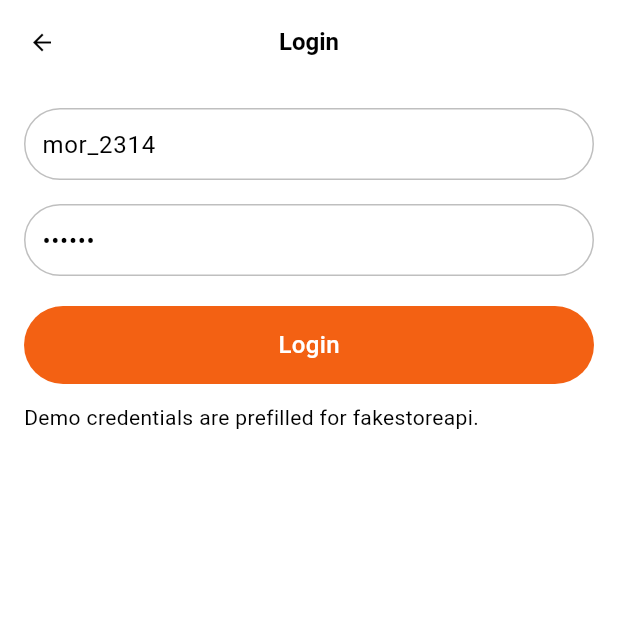
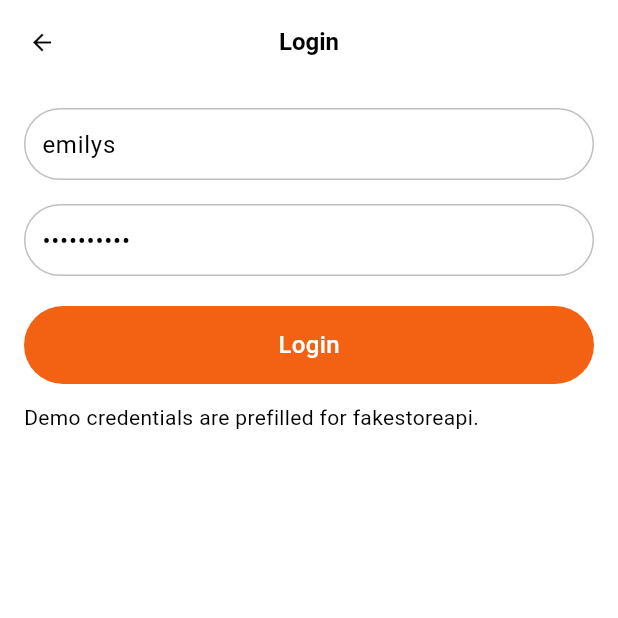
Before and after one commit to Mangoo0110/tag_app, a Flutter app: the LoginView screen opened directly, on a phone screen of 412 x 824 dp, the top half of it. Run offline on Flutter 3.47's test engine with Material 3 defaults, Android fonts, the phone set to English and light mode, and no system bars; our stand-ins replace dart_mappable, flutter_animate, get_it, hive_ce; missing offline and left inert: app_pigeon; accounts and stored records are empty; generated files the repository leaves out were written again; network calls fail; Roboto replaces fonts that are missing (Public Sans).

Commit message:
fix: login user data

```diff
--- a/lib/src/di/repo_di.dart
+++ b/lib/src/di/repo_di.dart
@@ -9,7 +9,6 @@ import 'package:tag_app/src/feature/category/domain/usecases/get_category_by_id_
 import 'package:tag_app/src/feature/category/domain/usecases/search_categories_use_case.dart';
 import 'package:tag_app/src/feature/category/presentation/controllers/category_controller.dart';
 import 'package:tag_app/src/feature/product/data/datasources/product_remote_data_source.dart';
-import 'package:tag_app/src/feature/product/data/repositories/mock_product_repository.dart';
 import 'package:tag_app/src/feature/product/data/repositories/product_repository_impl.dart';
 import 'package:tag_app/src/feature/product/domain/repositories/product_repository.dart';
 import 'package:tag_app/src/feature/product/domain/usecases/get_product_by_id_use_case.dart';
@@ -56,7 +55,6 @@ void initDependency() async {
 
   serviceLocator.registerLazySingleton<ProductRepository>(
     () => ProductRepositoryImpl(
-      fallbackRepo: MockProductRepository(),
       remote: serviceLocator<ProductRemoteDataSource>(),
     ),
   );
--- a/lib/src/feature/auth/data/models/auth_user_model.dart
+++ b/lib/src/feature/auth/data/models/auth_user_model.dart
@@ -11,7 +11,7 @@ class AuthUserModel extends AuthUser with AuthUserModelMappable {
     required super.username,
     required super.firstName,
     required super.lastName,
-    required super.phone,
+    required super.phone, required super.imageUrl,
   });
 
   factory AuthUserModel.fromEntity(AuthUser entity) {
@@ -22,6 +22,7 @@ class AuthUserModel extends AuthUser with AuthUserModelMappable {
       firstName: entity.firstName,
       lastName: entity.lastName,
       phone: entity.phone,
+      imageUrl: entity.imageUrl
     );
   }
 
@@ -40,6 +41,7 @@ class AuthUserModel extends AuthUser with AuthUserModelMappable {
           (json['lastName'] as String?) ??
           '',
       phone: (json['phone'] as String?) ?? '',
+      imageUrl: json['image'],
     );
   }
 
@@ -51,6 +53,7 @@ class AuthUserModel extends AuthUser with AuthUserModelMappable {
       'username': username,
       'phone': phone,
       'name': <String, dynamic>{'firstname': firstName, 'lastname': lastName},
+      'image': imageUrl
     };
   }
 }
--- a/lib/src/feature/auth/domain/entities/auth_user.dart
+++ b/lib/src/feature/auth/domain/entities/auth_user.dart
@@ -6,6 +6,8 @@ class AuthUser {
     required this.firstName,
     required this.lastName,
     required this.phone,
+    required this.imageUrl,
+
   });
 
   final int id;
@@ -14,6 +16,7 @@ class AuthUser {
   final String firstName;
   final String lastName;
   final String phone;
+  final String? imageUrl;
 
   String get fullName => '$firstName $lastName'.trim();
 }
--- a/lib/src/feature/auth/presentation/views/login_view.dart
+++ b/lib/src/feature/auth/presentation/views/login_view.dart
@@ -14,8 +14,8 @@ class LoginView extends StatefulWidget {
 
 class _LoginViewState extends State<LoginView> {
   final _formKey = GlobalKey<FormState>();
-  final _usernameController = TextEditingController(text: 'mor_2314');
-  final _passwordController = TextEditingController(text: '83r5^_');
+  final _usernameController = TextEditingController(text: 'emilys');
+  final _passwordController = TextEditingController(text: 'emilyspass');
   late final LoginController _loginController;
 
   @override
```
Also changed, not shown: lib/src/feature/auth/data/models/auth_user_model.mapper.dart (+11 -0 lines), lib/src/feature/auth/presentation/views/account_view.dart (+7 -0 lines).
